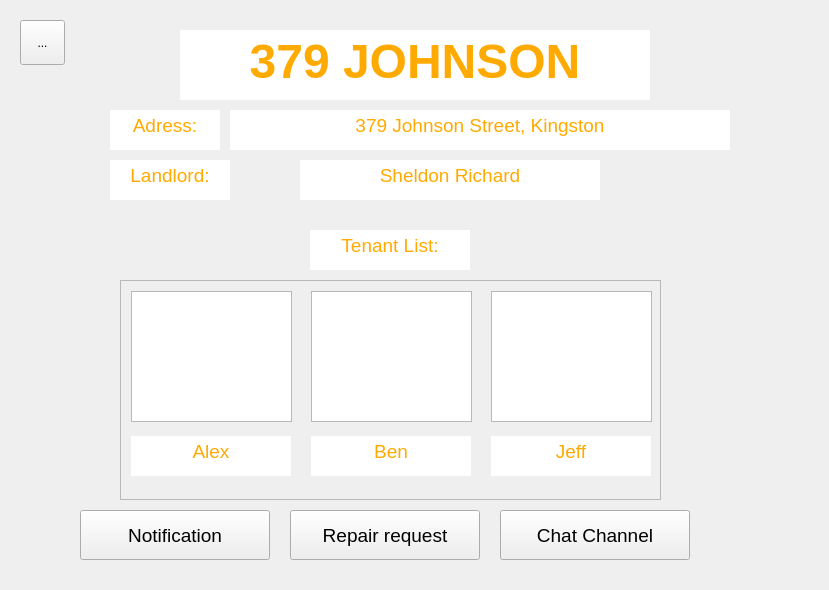
First picture: the form in King_Project/propertymainform.ui, repository greg-maceachern12/MicroManage, before the edit.
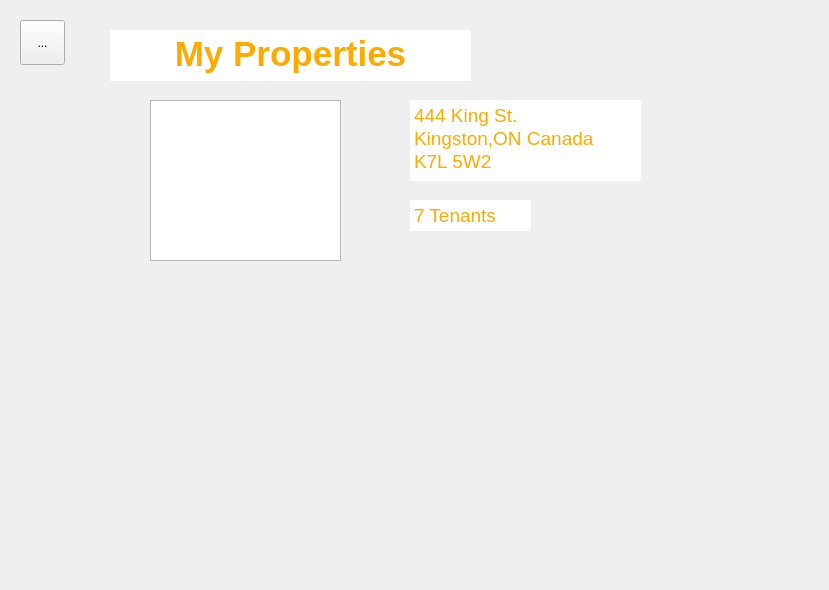
Second picture: the form after the edit.

```diff
--- a/King_Project/propertymainform.ui
+++ b/King_Project/propertymainform.ui
@@ -25,16 +25,38 @@
   <property name="styleSheet">
    <string notr="true"/>
   </property>
+  <widget class="QToolButton" name="menuButton">
+   <property name="geometry">
+    <rect>
+     <x>20</x>
+     <y>20</y>
+     <width>45</width>
+     <height>45</height>
+    </rect>
+   </property>
+   <property name="text">
+    <string>...</string>
+   </property>
+  </widget>
+  <widget class="QWidget" name="Properties" native="true">
+   <property name="geometry">
+    <rect>
+     <x>0</x>
+     <y>0</y>
+     <width>829</width>
+     <height>590</height>
+    </rect>
+   </property>
   <widget class="QTextEdit" name="titleText">
    <property name="enabled">
     <bool>true</bool>
    </property>
    <property name="geometry">
     <rect>
-     <x>180</x>
+      <x>110</x>
      <y>30</y>
-     <width>470</width>
-     <height>70</height>
+      <width>361</width>
+      <height>51</height>
     </rect>
    </property>
    <property name="font">
@@ -77,20 +99,20 @@
     <string>&lt;!DOCTYPE HTML PUBLIC &quot;-//W3C//DTD HTML 4.0//EN&quot; &quot;http://www.w3.org/TR/REC-html40/strict.dtd&quot;&gt;
 &lt;html&gt;&lt;head&gt;&lt;meta name=&quot;qrichtext&quot; content=&quot;1&quot; /&gt;&lt;style type=&quot;text/css&quot;&gt;
 p, li { white-space: pre-wrap; }
-&lt;/style&gt;&lt;/head&gt;&lt;body style=&quot; font-family:'.SF NS Text'; font-size:36pt; font-weight:400; font-style:normal;&quot;&gt;
-&lt;p align=&quot;center&quot; style=&quot; margin-top:0px; margin-bottom:0px; margin-left:0px; margin-right:0px; -qt-block-indent:0; text-indent:0px;&quot;&gt;&lt;span style=&quot; font-family:'SimSun'; font-weight:600; color:#ffaa00;&quot;&gt;379 JOHNSON&lt;/span&gt;&lt;/p&gt;&lt;/body&gt;&lt;/html&gt;</string>
-   </property>
-  </widget>
-  <widget class="QTextBrowser" name="textBrowser">
+&lt;/style&gt;&lt;/head&gt;&lt;body style=&quot; font-family:'SimSun'; font-size:36pt; font-weight:400; font-style:normal;&quot;&gt;
+&lt;p align=&quot;center&quot; style=&quot; margin-top:0px; margin-bottom:0px; margin-left:0px; margin-right:0px; -qt-block-indent:0; text-indent:0px;&quot;&gt;&lt;span style=&quot; font-size:26pt; font-weight:600; color:#ffaa00;&quot;&gt;My Properties&lt;/span&gt;&lt;/p&gt;&lt;/body&gt;&lt;/html&gt;</string>
+    </property>
+   </widget>
+   <widget class="QTextBrowser" name="address">
    <property name="enabled">
     <bool>true</bool>
    </property>
    <property name="geometry">
     <rect>
-     <x>110</x>
-     <y>110</y>
-     <width>110</width>
-     <height>40</height>
+      <x>410</x>
+      <y>100</y>
+      <width>231</width>
+      <height>81</height>
     </rect>
    </property>
    <property name="frameShape">
@@ -106,20 +128,23 @@
     <string>&lt;!DOCTYPE HTML PUBLIC &quot;-//W3C//DTD HTML 4.0//EN&quot; &quot;http://www.w3.org/TR/REC-html40/strict.dtd&quot;&gt;
 &lt;html&gt;&lt;head&gt;&lt;meta name=&quot;qrichtext&quot; content=&quot;1&quot; /&gt;&lt;style type=&quot;text/css&quot;&gt;
 p, li { white-space: pre-wrap; }
-&lt;/style&gt;&lt;/head&gt;&lt;body style=&quot; font-family:'.SF NS Text'; font-size:13pt; font-weight:400; font-style:normal;&quot;&gt;
-&lt;p align=&quot;center&quot; style=&quot; margin-top:0px; margin-bottom:0px; margin-left:0px; margin-right:0px; -qt-block-indent:0; text-indent:0px;&quot;&gt;&lt;span style=&quot; font-family:'SimSun'; font-size:14pt; color:#ffaa00;&quot;&gt;Adress:&lt;/span&gt;&lt;/p&gt;&lt;/body&gt;&lt;/html&gt;</string>
-   </property>
-  </widget>
-  <widget class="QTextBrowser" name="textBrowser_2">
+&lt;/style&gt;&lt;/head&gt;&lt;body style=&quot; font-family:'SimSun'; font-size:9pt; font-weight:400; font-style:normal;&quot;&gt;
+&lt;p style=&quot; margin-top:0px; margin-bottom:0px; margin-left:0px; margin-right:0px; -qt-block-indent:0; text-indent:0px;&quot;&gt;&lt;span style=&quot; font-size:14pt; color:#ffaa00;&quot;&gt;444 King St.&lt;/span&gt;&lt;/p&gt;
+&lt;p style=&quot; margin-top:0px; margin-bottom:0px; margin-left:0px; margin-right:0px; -qt-block-indent:0; text-indent:0px;&quot;&gt;&lt;span style=&quot; font-size:14pt; color:#ffaa00;&quot;&gt;Kingston,ON Canada&lt;/span&gt;&lt;/p&gt;
+&lt;p style=&quot; margin-top:0px; margin-bottom:0px; margin-left:0px; margin-right:0px; -qt-block-indent:0; text-indent:0px;&quot;&gt;&lt;span style=&quot; font-size:14pt; color:#ffaa00;&quot;&gt;K7L 5W2&lt;/span&gt;&lt;/p&gt;
+&lt;p style=&quot;-qt-paragraph-type:empty; margin-top:0px; margin-bottom:0px; margin-left:0px; margin-right:0px; -qt-block-indent:0; text-indent:0px; font-size:14pt; color:#ffaa00;&quot;&gt;&lt;br /&gt;&lt;/p&gt;&lt;/body&gt;&lt;/html&gt;</string>
+    </property>
+   </widget>
+   <widget class="QTextBrowser" name="tenant">
    <property name="enabled">
     <bool>true</bool>
    </property>
    <property name="geometry">
     <rect>
-     <x>110</x>
-     <y>160</y>
-     <width>120</width>
-     <height>40</height>
+      <x>410</x>
+      <y>200</y>
+      <width>121</width>
+      <height>31</height>
     </rect>
    </property>
    <property name="frameShape">
@@ -135,333 +160,23 @@
     <string>&lt;!DOCTYPE HTML PUBLIC &quot;-//W3C//DTD HTML 4.0//EN&quot; &quot;http://www.w3.org/TR/REC-html40/strict.dtd&quot;&gt;
 &lt;html&gt;&lt;head&gt;&lt;meta name=&quot;qrichtext&quot; content=&quot;1&quot; /&gt;&lt;style type=&quot;text/css&quot;&gt;
 p, li { white-space: pre-wrap; }
-&lt;/style&gt;&lt;/head&gt;&lt;body style=&quot; font-family:'.SF NS Text'; font-size:13pt; font-weight:400; font-style:normal;&quot;&gt;
-&lt;p align=&quot;center&quot; style=&quot; margin-top:0px; margin-bottom:0px; margin-left:0px; margin-right:0px; -qt-block-indent:0; text-indent:0px;&quot;&gt;&lt;span style=&quot; font-family:'SimSun'; font-size:14pt; color:#ffaa00;&quot;&gt;Landlord:&lt;/span&gt;&lt;/p&gt;&lt;/body&gt;&lt;/html&gt;</string>
-   </property>
-  </widget>
-  <widget class="QTextBrowser" name="textBrowser_3">
-   <property name="enabled">
-    <bool>true</bool>
-   </property>
+&lt;/style&gt;&lt;/head&gt;&lt;body style=&quot; font-family:'SimSun'; font-size:9pt; font-weight:400; font-style:normal;&quot;&gt;
+&lt;p style=&quot; margin-top:0px; margin-bottom:0px; margin-left:0px; margin-right:0px; -qt-block-indent:0; text-indent:0px;&quot;&gt;&lt;span style=&quot; font-size:14pt; color:#ffaa00;&quot;&gt;7 Tenants&lt;/span&gt;&lt;/p&gt;
+&lt;p style=&quot;-qt-paragraph-type:empty; margin-top:0px; margin-bottom:0px; margin-left:0px; margin-right:0px; -qt-block-indent:0; text-indent:0px; font-size:14pt; color:#ffaa00;&quot;&gt;&lt;br /&gt;&lt;/p&gt;&lt;/body&gt;&lt;/html&gt;</string>
+    </property>
+   </widget>
+   <widget class="QGraphicsView" name="graphicsView">
    <property name="geometry">
     <rect>
-     <x>310</x>
-     <y>230</y>
-     <width>160</width>
-     <height>40</height>
-    </rect>
-   </property>
-   <property name="frameShape">
-    <enum>QFrame::NoFrame</enum>
-   </property>
-   <property name="verticalScrollBarPolicy">
-    <enum>Qt::ScrollBarAlwaysOff</enum>
-   </property>
-   <property name="horizontalScrollBarPolicy">
-    <enum>Qt::ScrollBarAlwaysOff</enum>
-   </property>
-   <property name="html">
-    <string>&lt;!DOCTYPE HTML PUBLIC &quot;-//W3C//DTD HTML 4.0//EN&quot; &quot;http://www.w3.org/TR/REC-html40/strict.dtd&quot;&gt;
-&lt;html&gt;&lt;head&gt;&lt;meta name=&quot;qrichtext&quot; content=&quot;1&quot; /&gt;&lt;style type=&quot;text/css&quot;&gt;
-p, li { white-space: pre-wrap; }
-&lt;/style&gt;&lt;/head&gt;&lt;body style=&quot; font-family:'.SF NS Text'; font-size:13pt; font-weight:400; font-style:normal;&quot;&gt;
-&lt;p align=&quot;center&quot; style=&quot; margin-top:0px; margin-bottom:0px; margin-left:0px; margin-right:0px; -qt-block-indent:0; text-indent:0px;&quot;&gt;&lt;span style=&quot; font-family:'SimSun'; font-size:14pt; color:#ffaa00;&quot;&gt;Tenant List:&lt;/span&gt;&lt;/p&gt;&lt;/body&gt;&lt;/html&gt;</string>
-   </property>
-  </widget>
-  <widget class="QTextBrowser" name="textBrowser_5">
-   <property name="enabled">
-    <bool>true</bool>
-   </property>
-   <property name="geometry">
-    <rect>
-     <x>230</x>
-     <y>110</y>
-     <width>500</width>
-     <height>40</height>
-    </rect>
-   </property>
-   <property name="frameShape">
-    <enum>QFrame::NoFrame</enum>
-   </property>
-   <property name="verticalScrollBarPolicy">
-    <enum>Qt::ScrollBarAlwaysOff</enum>
-   </property>
-   <property name="horizontalScrollBarPolicy">
-    <enum>Qt::ScrollBarAlwaysOff</enum>
-   </property>
-   <property name="html">
-    <string>&lt;!DOCTYPE HTML PUBLIC &quot;-//W3C//DTD HTML 4.0//EN&quot; &quot;http://www.w3.org/TR/REC-html40/strict.dtd&quot;&gt;
-&lt;html&gt;&lt;head&gt;&lt;meta name=&quot;qrichtext&quot; content=&quot;1&quot; /&gt;&lt;style type=&quot;text/css&quot;&gt;
-p, li { white-space: pre-wrap; }
-&lt;/style&gt;&lt;/head&gt;&lt;body style=&quot; font-family:'.SF NS Text'; font-size:13pt; font-weight:400; font-style:normal;&quot;&gt;
-&lt;p align=&quot;center&quot; style=&quot; margin-top:0px; margin-bottom:0px; margin-left:0px; margin-right:0px; -qt-block-indent:0; text-indent:0px;&quot;&gt;&lt;span style=&quot; font-family:'SimSun'; font-size:14pt; color:#ffaa00;&quot;&gt;379 Johnson Street, Kingston&lt;/span&gt;&lt;/p&gt;
-&lt;p align=&quot;center&quot; style=&quot;-qt-paragraph-type:empty; margin-top:0px; margin-bottom:0px; margin-left:0px; margin-right:0px; -qt-block-indent:0; text-indent:0px; font-family:'SimSun'; font-size:14pt; color:#ffaa00;&quot;&gt;&lt;br /&gt;&lt;/p&gt;&lt;/body&gt;&lt;/html&gt;</string>
-   </property>
-  </widget>
-  <widget class="QTextBrowser" name="textBrowser_6">
-   <property name="enabled">
-    <bool>true</bool>
-   </property>
-   <property name="geometry">
-    <rect>
-     <x>300</x>
-     <y>160</y>
-     <width>300</width>
-     <height>40</height>
-    </rect>
-   </property>
-   <property name="frameShape">
-    <enum>QFrame::NoFrame</enum>
-   </property>
-   <property name="verticalScrollBarPolicy">
-    <enum>Qt::ScrollBarAlwaysOff</enum>
-   </property>
-   <property name="horizontalScrollBarPolicy">
-    <enum>Qt::ScrollBarAlwaysOff</enum>
-   </property>
-   <property name="html">
-    <string>&lt;!DOCTYPE HTML PUBLIC &quot;-//W3C//DTD HTML 4.0//EN&quot; &quot;http://www.w3.org/TR/REC-html40/strict.dtd&quot;&gt;
-&lt;html&gt;&lt;head&gt;&lt;meta name=&quot;qrichtext&quot; content=&quot;1&quot; /&gt;&lt;style type=&quot;text/css&quot;&gt;
-p, li { white-space: pre-wrap; }
-&lt;/style&gt;&lt;/head&gt;&lt;body style=&quot; font-family:'.SF NS Text'; font-size:13pt; font-weight:400; font-style:normal;&quot;&gt;
-&lt;p align=&quot;center&quot; style=&quot; margin-top:0px; margin-bottom:0px; margin-left:0px; margin-right:0px; -qt-block-indent:0; text-indent:0px;&quot;&gt;&lt;span style=&quot; font-family:'SimSun'; font-size:14pt; color:#ffaa00;&quot;&gt;Sheldon Richard&lt;/span&gt;&lt;/p&gt;
-&lt;p align=&quot;center&quot; style=&quot;-qt-paragraph-type:empty; margin-top:0px; margin-bottom:0px; margin-left:0px; margin-right:0px; -qt-block-indent:0; text-indent:0px; font-family:'SimSun'; font-size:14pt; color:#ffaa00;&quot;&gt;&lt;br /&gt;&lt;/p&gt;&lt;/body&gt;&lt;/html&gt;</string>
-   </property>
-  </widget>
-  <widget class="QScrollArea" name="scrollArea">
-   <property name="geometry">
-    <rect>
-     <x>120</x>
-     <y>280</y>
-     <width>541</width>
-     <height>220</height>
-    </rect>
-   </property>
-   <property name="verticalScrollBarPolicy">
-    <enum>Qt::ScrollBarAsNeeded</enum>
-   </property>
-   <property name="sizeAdjustPolicy">
-    <enum>QAbstractScrollArea::AdjustIgnored</enum>
-   </property>
-   <property name="widgetResizable">
-    <bool>true</bool>
-   </property>
-   <widget class="QWidget" name="scrollAreaWidgetContents">
-    <property name="geometry">
-     <rect>
-      <x>0</x>
-      <y>0</y>
-      <width>539</width>
-      <height>218</height>
-     </rect>
-    </property>
-    <widget class="QTextBrowser" name="textBrowser_7">
-     <property name="enabled">
-      <bool>true</bool>
-     </property>
-     <property name="geometry">
-      <rect>
-       <x>10</x>
-       <y>155</y>
-       <width>160</width>
-       <height>40</height>
-      </rect>
-     </property>
-     <property name="frameShape">
-      <enum>QFrame::NoFrame</enum>
-     </property>
-     <property name="verticalScrollBarPolicy">
-      <enum>Qt::ScrollBarAlwaysOff</enum>
-     </property>
-     <property name="horizontalScrollBarPolicy">
-      <enum>Qt::ScrollBarAlwaysOff</enum>
-     </property>
-     <property name="html">
-      <string>&lt;!DOCTYPE HTML PUBLIC &quot;-//W3C//DTD HTML 4.0//EN&quot; &quot;http://www.w3.org/TR/REC-html40/strict.dtd&quot;&gt;
-&lt;html&gt;&lt;head&gt;&lt;meta name=&quot;qrichtext&quot; content=&quot;1&quot; /&gt;&lt;style type=&quot;text/css&quot;&gt;
-p, li { white-space: pre-wrap; }
-&lt;/style&gt;&lt;/head&gt;&lt;body style=&quot; font-family:'.SF NS Text'; font-size:13pt; font-weight:400; font-style:normal;&quot;&gt;
-&lt;p align=&quot;center&quot; style=&quot; margin-top:0px; margin-bottom:0px; margin-left:0px; margin-right:0px; -qt-block-indent:0; text-indent:0px;&quot;&gt;&lt;span style=&quot; font-family:'SimSun'; font-size:14pt; color:#ffaa00;&quot;&gt;Alex&lt;/span&gt;&lt;/p&gt;&lt;/body&gt;&lt;/html&gt;</string>
-     </property>
-    </widget>
-    <widget class="QTextBrowser" name="textBrowser_8">
-     <property name="enabled">
-      <bool>true</bool>
-     </property>
-     <property name="geometry">
-      <rect>
-       <x>190</x>
-       <y>155</y>
-       <width>160</width>
-       <height>40</height>
-      </rect>
-     </property>
-     <property name="frameShape">
-      <enum>QFrame::NoFrame</enum>
-     </property>
-     <property name="verticalScrollBarPolicy">
-      <enum>Qt::ScrollBarAlwaysOff</enum>
-     </property>
-     <property name="horizontalScrollBarPolicy">
-      <enum>Qt::ScrollBarAsNeeded</enum>
-     </property>
-     <property name="html">
-      <string>&lt;!DOCTYPE HTML PUBLIC &quot;-//W3C//DTD HTML 4.0//EN&quot; &quot;http://www.w3.org/TR/REC-html40/strict.dtd&quot;&gt;
-&lt;html&gt;&lt;head&gt;&lt;meta name=&quot;qrichtext&quot; content=&quot;1&quot; /&gt;&lt;style type=&quot;text/css&quot;&gt;
-p, li { white-space: pre-wrap; }
-&lt;/style&gt;&lt;/head&gt;&lt;body style=&quot; font-family:'.SF NS Text'; font-size:13pt; font-weight:400; font-style:normal;&quot;&gt;
-&lt;p align=&quot;center&quot; style=&quot; margin-top:0px; margin-bottom:0px; margin-left:0px; margin-right:0px; -qt-block-indent:0; text-indent:0px;&quot;&gt;&lt;span style=&quot; font-family:'SimSun'; font-size:14pt; color:#ffaa00;&quot;&gt;Ben&lt;/span&gt;&lt;/p&gt;&lt;/body&gt;&lt;/html&gt;</string>
-     </property>
-    </widget>
-    <widget class="QTextBrowser" name="textBrowser_9">
-     <property name="enabled">
-      <bool>true</bool>
-     </property>
-     <property name="geometry">
-      <rect>
-       <x>370</x>
-       <y>155</y>
-       <width>160</width>
-       <height>40</height>
-      </rect>
-     </property>
-     <property name="frameShape">
-      <enum>QFrame::NoFrame</enum>
-     </property>
-     <property name="verticalScrollBarPolicy">
-      <enum>Qt::ScrollBarAlwaysOff</enum>
-     </property>
-     <property name="horizontalScrollBarPolicy">
-      <enum>Qt::ScrollBarAsNeeded</enum>
-     </property>
-     <property name="html">
-      <string>&lt;!DOCTYPE HTML PUBLIC &quot;-//W3C//DTD HTML 4.0//EN&quot; &quot;http://www.w3.org/TR/REC-html40/strict.dtd&quot;&gt;
-&lt;html&gt;&lt;head&gt;&lt;meta name=&quot;qrichtext&quot; content=&quot;1&quot; /&gt;&lt;style type=&quot;text/css&quot;&gt;
-p, li { white-space: pre-wrap; }
-&lt;/style&gt;&lt;/head&gt;&lt;body style=&quot; font-family:'.SF NS Text'; font-size:13pt; font-weight:400; font-style:normal;&quot;&gt;
-&lt;p align=&quot;center&quot; style=&quot; margin-top:0px; margin-bottom:0px; margin-left:0px; margin-right:0px; -qt-block-indent:0; text-indent:0px;&quot;&gt;&lt;span style=&quot; font-family:'SimSun'; font-size:14pt; color:#ffaa00;&quot;&gt;Jeff&lt;/span&gt;&lt;/p&gt;&lt;/body&gt;&lt;/html&gt;</string>
-     </property>
-    </widget>
-    <widget class="QGraphicsView" name="graphicsView_2">
-     <property name="geometry">
-      <rect>
-       <x>10</x>
-       <y>10</y>
-       <width>161</width>
-       <height>131</height>
-      </rect>
-     </property>
-    </widget>
-    <widget class="QGraphicsView" name="graphicsView_3">
-     <property name="geometry">
-      <rect>
-       <x>190</x>
-       <y>10</y>
-       <width>161</width>
-       <height>131</height>
-      </rect>
-     </property>
-    </widget>
-    <widget class="QGraphicsView" name="graphicsView_4">
-     <property name="geometry">
-      <rect>
-       <x>370</x>
-       <y>10</y>
-       <width>161</width>
-       <height>131</height>
-      </rect>
-     </property>
-    </widget>
-   </widget>
-  </widget>
-  <widget class="QPushButton" name="pushButton">
-   <property name="geometry">
-    <rect>
-     <x>80</x>
-     <y>510</y>
-     <width>190</width>
-     <height>50</height>
-    </rect>
-   </property>
-   <property name="font">
-    <font>
-     <pointsize>14</pointsize>
-    </font>
-   </property>
-   <property name="text">
-    <string>Notification</string>
-   </property>
-  </widget>
-  <widget class="QPushButton" name="pushButton_2">
-   <property name="geometry">
-    <rect>
-     <x>290</x>
-     <y>510</y>
-     <width>190</width>
-     <height>50</height>
-    </rect>
-   </property>
-   <property name="font">
-    <font>
-     <pointsize>14</pointsize>
-    </font>
-   </property>
-   <property name="text">
-    <string>Repair request</string>
-   </property>
-  </widget>
-  <widget class="QPushButton" name="pushButton_3">
-   <property name="geometry">
-    <rect>
-     <x>500</x>
-     <y>510</y>
-     <width>190</width>
-     <height>50</height>
-    </rect>
-   </property>
-   <property name="font">
-    <font>
-     <pointsize>14</pointsize>
-    </font>
-   </property>
-   <property name="text">
-    <string>Chat Channel</string>
-   </property>
-  </widget>
-  <widget class="QToolButton" name="menuButton">
-   <property name="geometry">
-    <rect>
-     <x>20</x>
-     <y>20</y>
-     <width>45</width>
-     <height>45</height>
-    </rect>
-   </property>
-   <property name="text">
-    <string>...</string>
-   </property>
-  </widget>
-  <widget class="QWidget" name="Properties" native="true">
-   <property name="geometry">
-    <rect>
-     <x>0</x>
-     <y>0</y>
-     <width>829</width>
-     <height>590</height>
-    </rect>
-   </property>
+      <x>150</x>
+      <y>100</y>
+      <width>191</width>
+      <height>161</height>
+     </rect>
+    </property>
+   </widget>
   </widget>
   <zorder>Properties</zorder>
-  <zorder>titleText</zorder>
-  <zorder>textBrowser</zorder>
-  <zorder>textBrowser_2</zorder>
-  <zorder>textBrowser_3</zorder>
-  <zorder>textBrowser_5</zorder>
-  <zorder>textBrowser_6</zorder>
-  <zorder>scrollArea</zorder>
-  <zorder>pushButton</zorder>
-  <zorder>pushButton_2</zorder>
-  <zorder>pushButton_3</zorder>
   <zorder>menuButton</zorder>
  </widget>
  <resources/>
```
Lines whose indentation alone changed are shown as unchanged.
